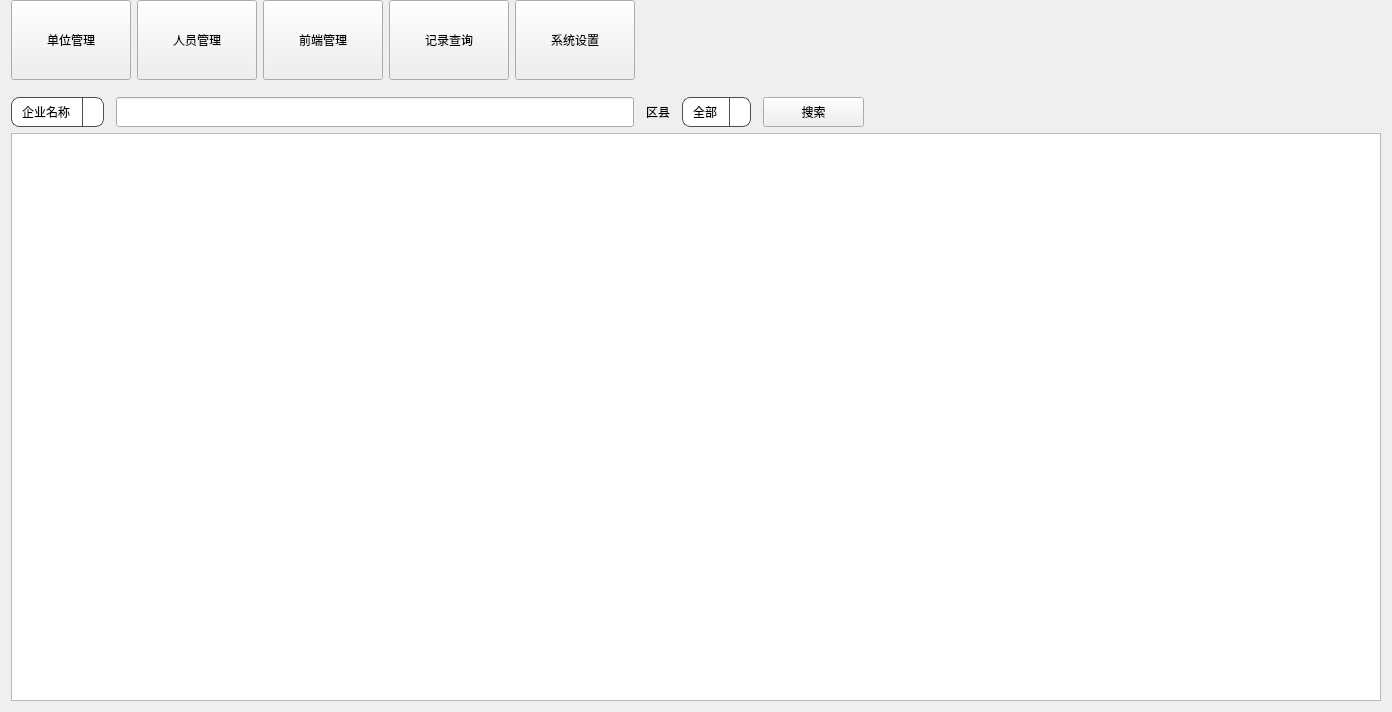
Before: the Qt Designer form mainform.ui in guocihong/CombineAuthenticateHost, drawn with Qt 5.
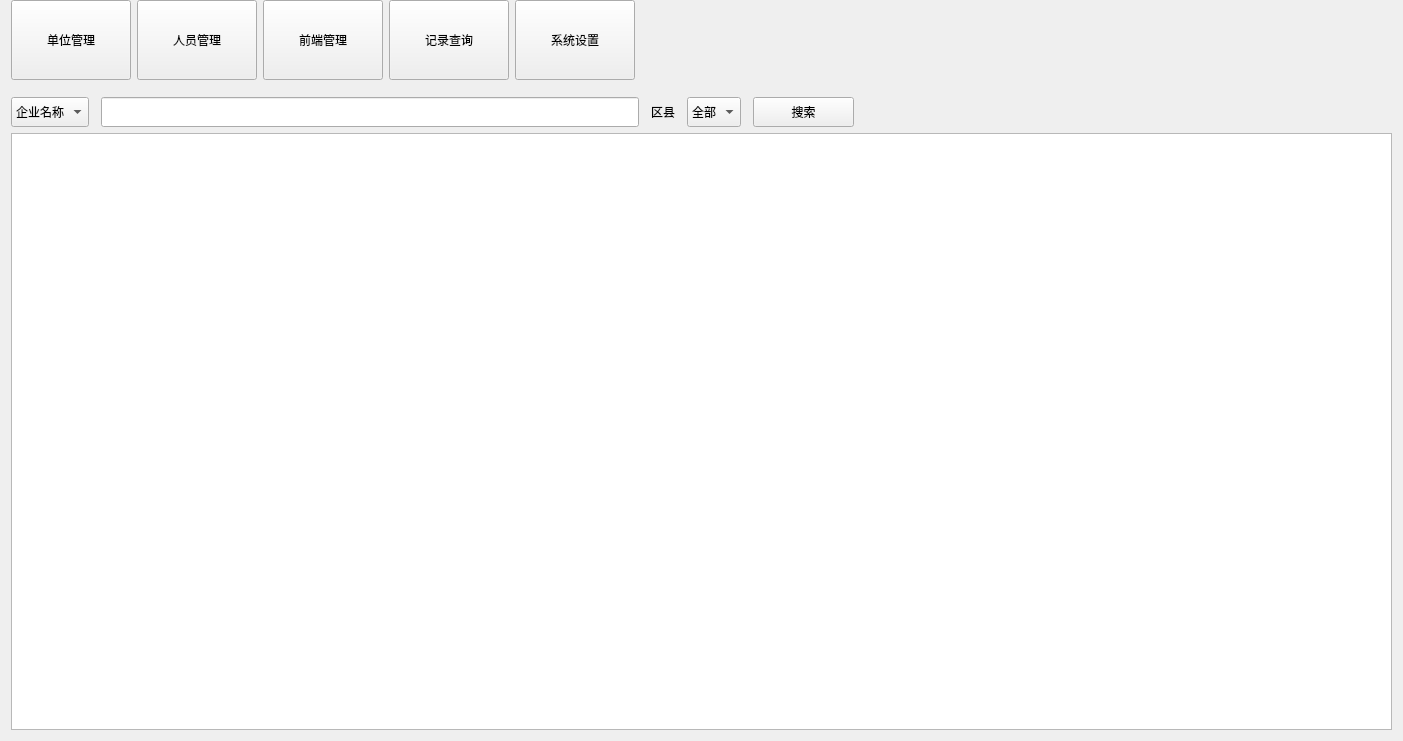
After: the same form once the commit is applied. The open tabs and pages were chosen to show the change. Icons and pictures are not drawn.

What changed in the file:
```diff
--- a/mainform.ui
+++ b/mainform.ui
@@ -6,44 +6,15 @@
    <rect>
     <x>0</x>
     <y>0</y>
-    <width>1392</width>
-    <height>712</height>
+    <width>1403</width>
+    <height>741</height>
    </rect>
   </property>
   <property name="windowTitle">
    <string>MainForm</string>
   </property>
   <property name="styleSheet">
-   <string notr="true">QComboBox{
-font: 14pt &quot;WenQuanYi Micro Hei&quot;;
-border-radius: 8px;
-padding: 1px 10px 1px 10px;
-border: 1px solid #4D4D4D;
-}
-QComboBox QAbstractItemView{
-background-color:#4D4D4D;
-color:white;
-selection-background-color: rgb(56,117,215);
-}
-QComboBox::drop-down {
-subcontrol-origin: padding;
-subcontrol-position: top right;
-width: 20px;
-border-left-width: 1px;
-border-left-style: solid;
-border-top-right-radius: 3px;
-border-bottom-right-radius: 3px;
-border-left-color: #4D4D4D;
-}
-QComboBox::down-arrow{
-image: url(:/image/images/arrow_down.png);
-}
-QComboBox::down-arrow:pressed{
-position:relative;
-top:1px;
-left:1px;
-}
-</string>
+   <string notr="true"/>
   </property>
   <layout class="QVBoxLayout" name="verticalLayout_7">
    <property name="leftMargin">
@@ -63,7 +34,7 @@
      <property name="minimumSize">
       <size>
        <width>0</width>
-       <height>80</height>
+       <height>0</height>
       </size>
      </property>
      <property name="maximumSize">
@@ -301,13 +272,13 @@
           <number>9</number>
          </property>
          <property name="topMargin">
-          <number>2</number>
+          <number>0</number>
          </property>
          <property name="rightMargin">
           <number>9</number>
          </property>
          <property name="bottomMargin">
-          <number>2</number>
+          <number>0</number>
          </property>
          <item>
           <widget class="QLabel" name="Date">
```
Left out of the diff: 41 changed lines with no effect on the pictures.
